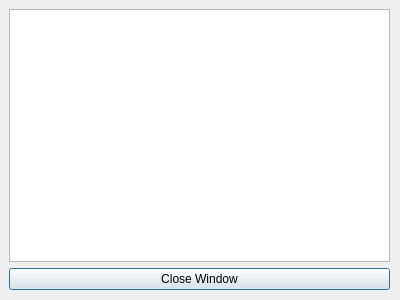
yezhen17/FTP_Project, file client/gui/result.ui: the form before one commit.
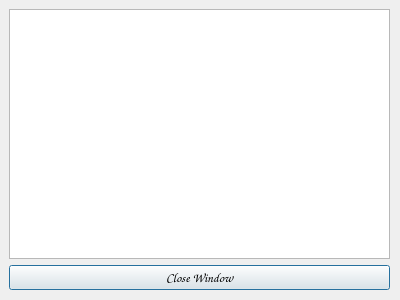
The form after the commit.

The edit to the form file:
```diff
--- a/client/gui/result.ui
+++ b/client/gui/result.ui
@@ -10,6 +10,12 @@
     <height>300</height>
    </rect>
   </property>
+  <property name="font">
+   <font>
+    <family>Comic Sans MS</family>
+    <pointsize>10</pointsize>
+   </font>
+  </property>
   <property name="windowTitle">
    <string>Blablabla</string>
   </property>
```
Left out of the diff: 2 changed lines with no effect on the pictures.
